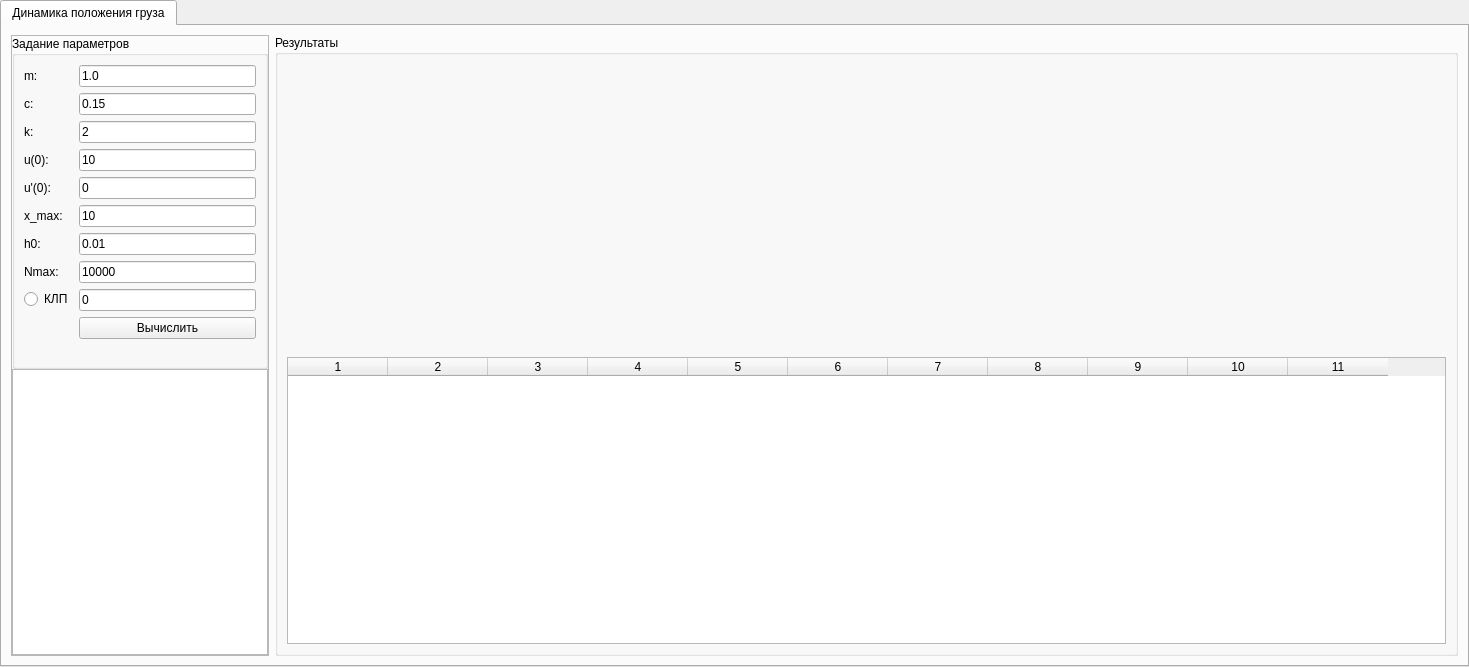
Qt form Задача 11 вариант 4/Work/NumMethLab1/app/mainwindow.ui (Rethinking-1/NumMethLab) before a commit.
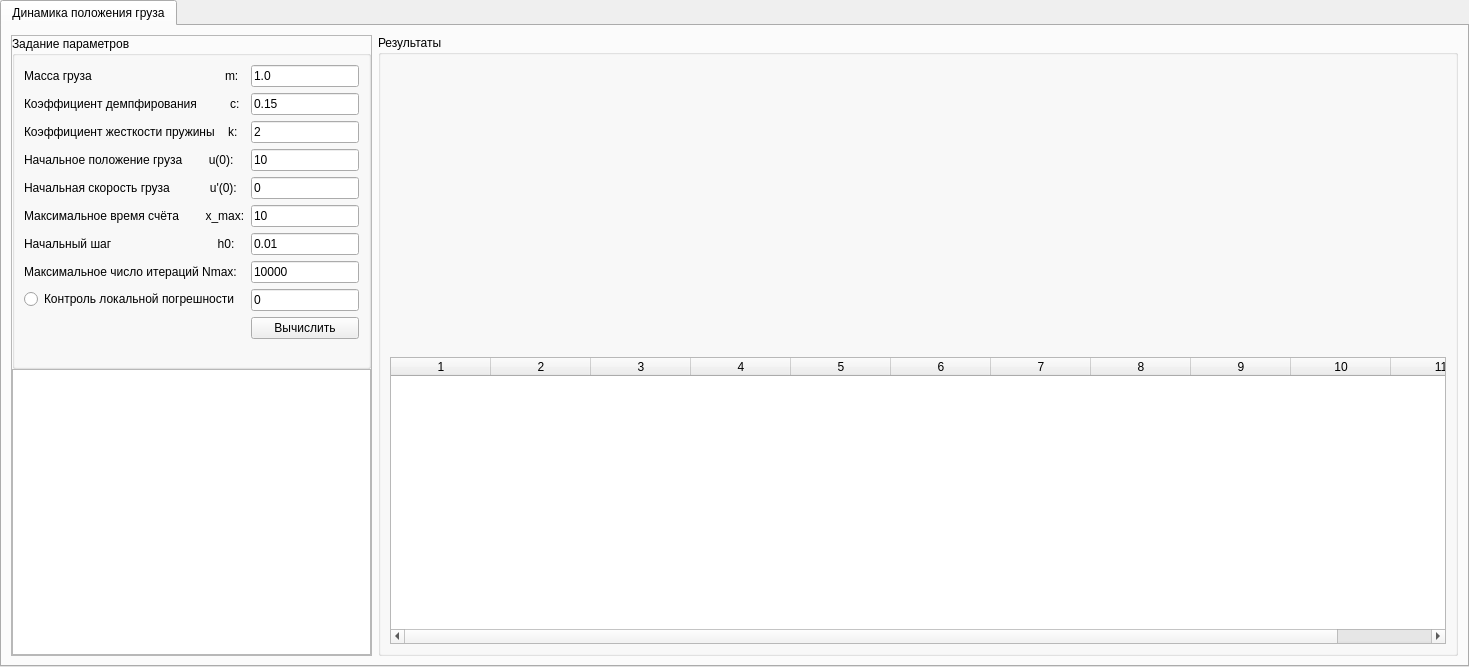
The same form after that commit. Custom widgets are drawn as their Qt base class.

Diff of the .ui file:
```diff
--- a/Задача 11 вариант 4/Work/NumMethLab1/app/mainwindow.ui
+++ b/Задача 11 вариант 4/Work/NumMethLab1/app/mainwindow.ui
@@ -85,7 +85,7 @@
               <item row="1" column="0">
                <widget class="QLabel" name="label_2">
                 <property name="text">
-                 <string>c:</string>
+                 <string>Коэффициент демпфирования          c:</string>
                 </property>
                </widget>
               </item>
@@ -99,7 +99,7 @@
               <item row="2" column="0">
                <widget class="QLabel" name="label_3">
                 <property name="text">
-                 <string>k:</string>
+                 <string>Коэффициент жесткости пружины    k:</string>
                 </property>
                </widget>
               </item>
@@ -113,7 +113,7 @@
               <item row="3" column="0">
                <widget class="QLabel" name="label_4">
                 <property name="text">
-                 <string>u(0):</string>
+                 <string>Начальное положение груза        u(0):</string>
                 </property>
                </widget>
               </item>
@@ -127,7 +127,7 @@
               <item row="4" column="0">
                <widget class="QLabel" name="label_5">
                 <property name="text">
-                 <string>u'(0):</string>
+                 <string>Начальная скорость груза            u'(0):</string>
                 </property>
                </widget>
               </item>
@@ -141,7 +141,7 @@
               <item row="5" column="0">
                <widget class="QLabel" name="label_6">
                 <property name="text">
-                 <string>x_max:</string>
+                 <string>Максимальное время счёта        x_max:</string>
                 </property>
                </widget>
               </item>
@@ -155,7 +155,7 @@
               <item row="6" column="0">
                <widget class="QLabel" name="label_7">
                 <property name="text">
-                 <string>h0:</string>
+                 <string>Начальный шаг                                h0:</string>
                 </property>
                </widget>
               </item>
@@ -169,7 +169,7 @@
               <item row="7" column="0">
                <widget class="QLabel" name="label_8">
                 <property name="text">
-                 <string>Nmax:</string>
+                 <string>Максимальное число итераций Nmax:</string>
                 </property>
                </widget>
               </item>
@@ -190,7 +190,7 @@
               <item row="10" column="0">
                <widget class="QRadioButton" name="radioButtonMain2CLP">
                 <property name="text">
-                 <string>КЛП</string>
+                 <string>Контроль локальной погрешности</string>
                 </property>
                 <property name="checked">
                  <bool>false</bool>
@@ -220,7 +220,7 @@
               <item row="0" column="0">
                <widget class="QLabel" name="Label_1">
                 <property name="text">
-                 <string>m:</string>
+                 <string>Масса груза                                        m:</string>
                 </property>
                </widget>
               </item>
```
